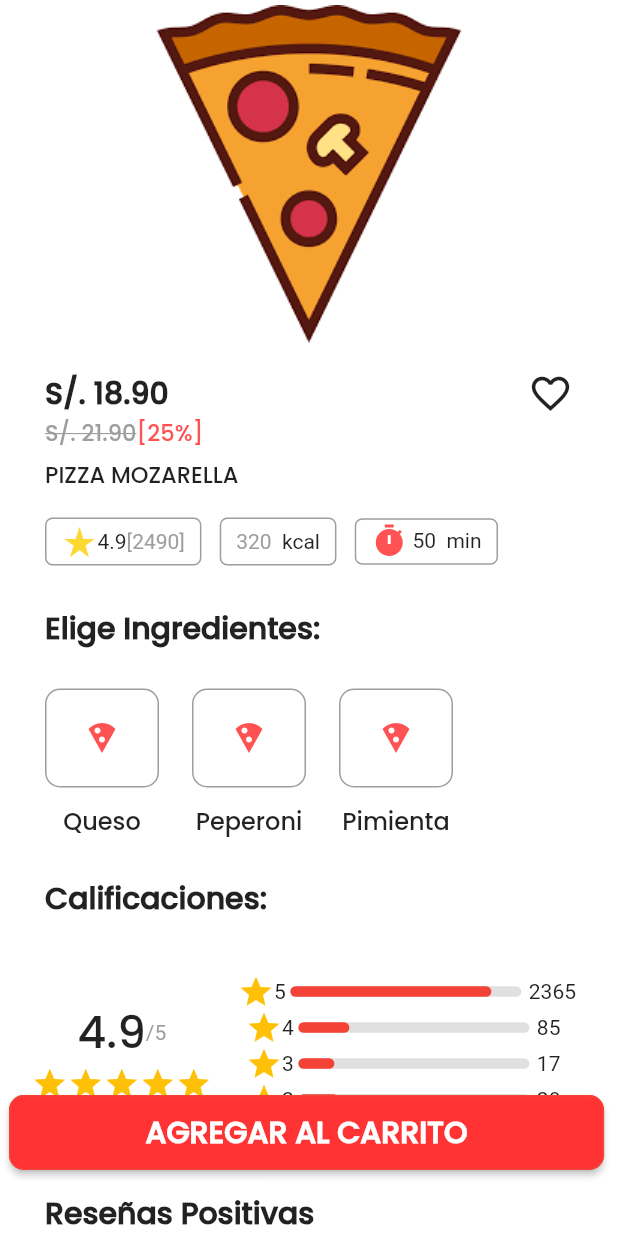
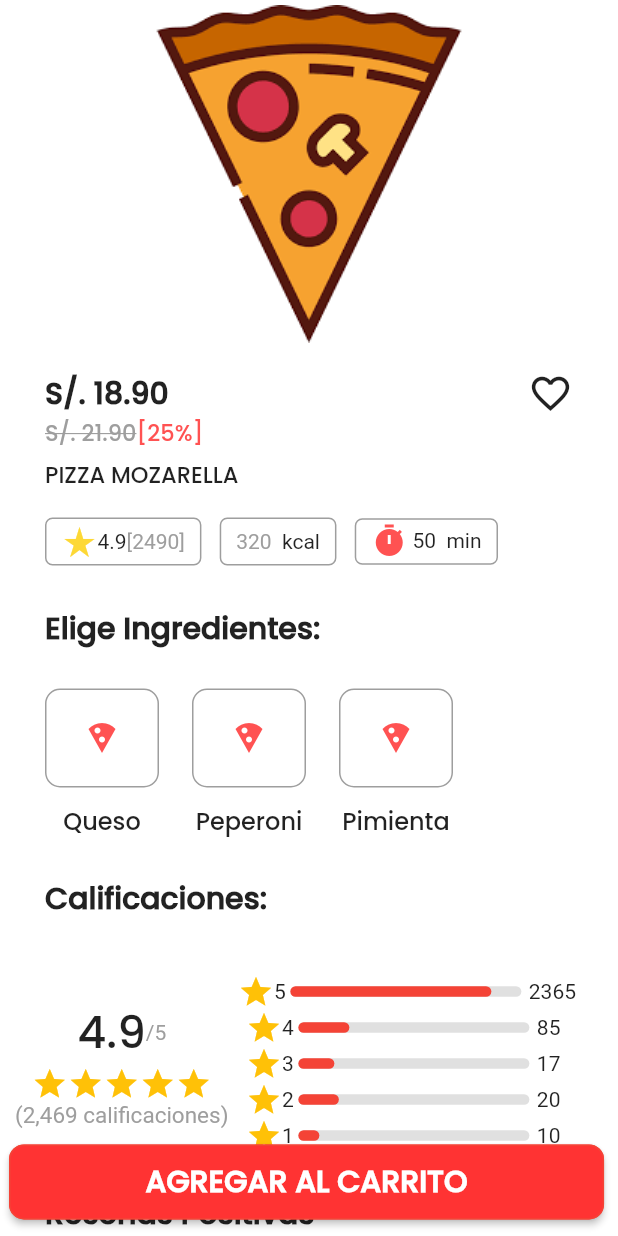
Before and after one commit to Ysparky/piccolina_restaurant_app, a Flutter app: the SingleInformationPage screen opened directly, on a phone screen of 412 x 824 dp. Run offline on Flutter 3.47's test engine with Material 2 defaults, Android fonts, the phone set to English and light mode, and no system bars; our stand-ins replace curved_navigation_bar, flutter_svg, font_awesome_flutter, hexcolor, otp_text_field; missing offline and left inert: dart:ffi; Roboto replaces fonts that are missing (Raleway); project files that could hold a hidden picture were left out.

Commit message:
se hizo boton responsive en el singleinformationpage

```diff
--- a/lib/pages/SingleInformation/singleinformation.dart
+++ b/lib/pages/SingleInformation/singleinformation.dart
@@ -983,8 +983,11 @@
             ),
           ),
           Positioned(
+            top: MediaQuery.of(context).size.height / 1.08,
+            //bottom: MediaQuery.of(context).padding,
             //width: double.infinity,
-            top: 730,
+            //height: MediaQuery.of(context).copyWith(),
+            //height: double.infinity,
             left: 6.0,
             child: ElevatedButton(
               style: ButtonStyle(
```
